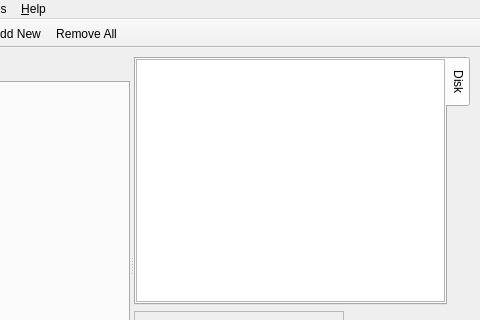
Old version of the form resources/ui/carla.ui in the repository falkTX/Carla; both pictures show x 302 to 782 and y 0 to 320 of the 782 by 482 pixel window.
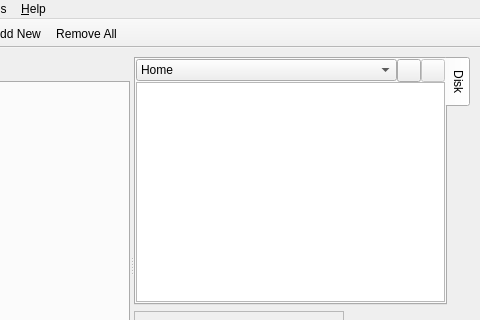
New version of the form. Icons and pictures are not drawn. Custom widgets are drawn as their Qt base class.

Commit message: Add custom folders support in filebrowser

```diff
--- a/resources/ui/carla.ui
+++ b/resources/ui/carla.ui
@@ -187,6 +187,44 @@
             <property name="bottomMargin">
              <number>1</number>
             </property>
+            <item>
+             <layout class="QHBoxLayout" name="horizontalLayout">
+              <item>
+               <widget class="QComboBox" name="cb_disk">
+                <item>
+                 <property name="text">
+                  <string>Home</string>
+                 </property>
+                </item>
+               </widget>
+              </item>
+              <item>
+               <widget class="QToolButton" name="b_disk_add">
+                <property name="text">
+                 <string/>
+                </property>
+                <property name="icon">
+                 <iconset resource="../resources.qrc">
+                  <normaloff>:/16x16/list-add.png</normaloff>:/16x16/list-add.png</iconset>
+                </property>
+               </widget>
+              </item>
+              <item>
+               <widget class="QToolButton" name="b_disk_remove">
+                <property name="enabled">
+                 <bool>false</bool>
+                </property>
+                <property name="text">
+                 <string/>
+                </property>
+                <property name="icon">
+                 <iconset resource="../resources.qrc">
+                  <normaloff>:/16x16/list-remove.png</normaloff>:/16x16/list-remove.png</iconset>
+                </property>
+               </widget>
+              </item>
+             </layout>
+            </item>
             <item>
              <widget class="QTreeView" name="fileTreeView">
               <property name="editTriggers">
```
The commit also changes 2 other files.
